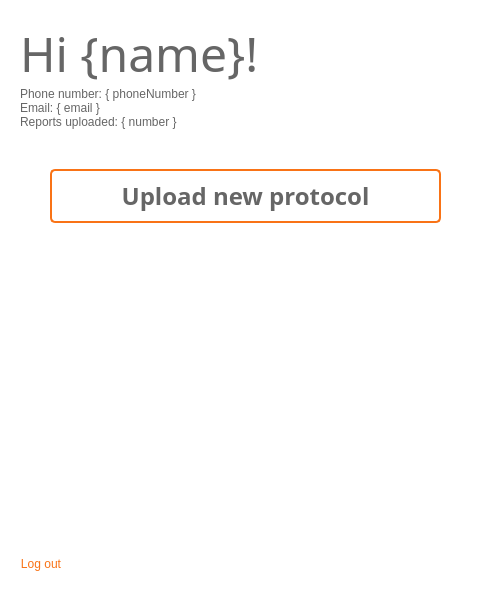
Ph4sm4/FinelogApp, file userpanel.ui: the form before one commit.
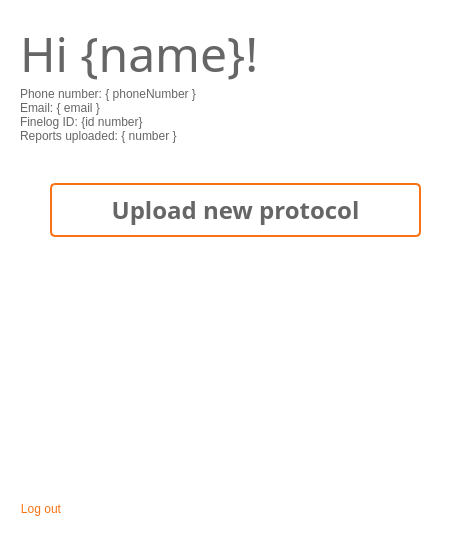
The form after the commit. Icons and pictures are not drawn.

Commit message: finelog id number added to user data

Patch:
```diff
--- a/userpanel.ui
+++ b/userpanel.ui
@@ -6,8 +6,8 @@
    <rect>
     <x>0</x>
     <y>0</y>
-    <width>491</width>
-    <height>599</height>
+    <width>471</width>
+    <height>544</height>
    </rect>
   </property>
   <property name="windowTitle">
@@ -161,6 +161,19 @@
              </property>
             </widget>
            </item>
+           <item>
+            <widget class="QLabel" name="idNumberLabel">
+             <property name="styleSheet">
+              <string notr="true">QLabel {
+background: transparent;
+color: rgb(102, 102, 102);
+}</string>
+             </property>
+             <property name="text">
+              <string>Finelog ID: {id number}</string>
+             </property>
+            </widget>
+           </item>
            <item>
             <widget class="QLabel" name="reportsNumberLabel">
              <property name="styleSheet">
@@ -337,8 +350,8 @@
            <rect>
             <x>0</x>
             <y>0</y>
-            <width>491</width>
-            <height>130</height>
+            <width>471</width>
+            <height>89</height>
            </rect>
           </property>
           <property name="styleSheet">
```
The commit also changes 4 other files.
